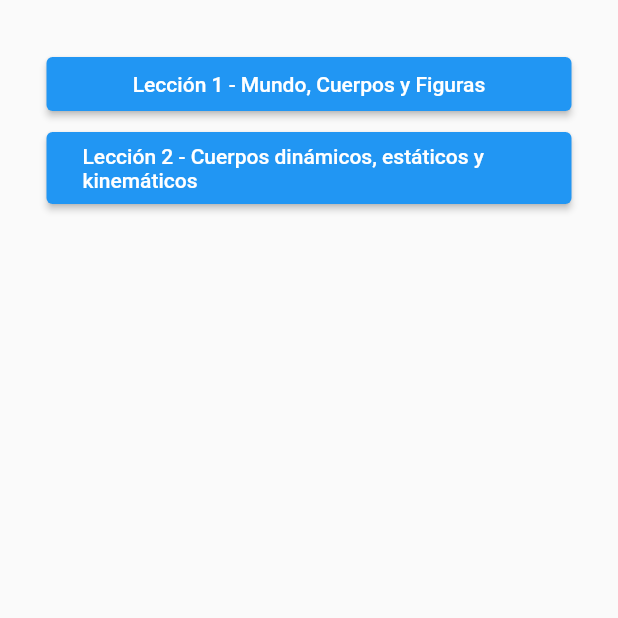
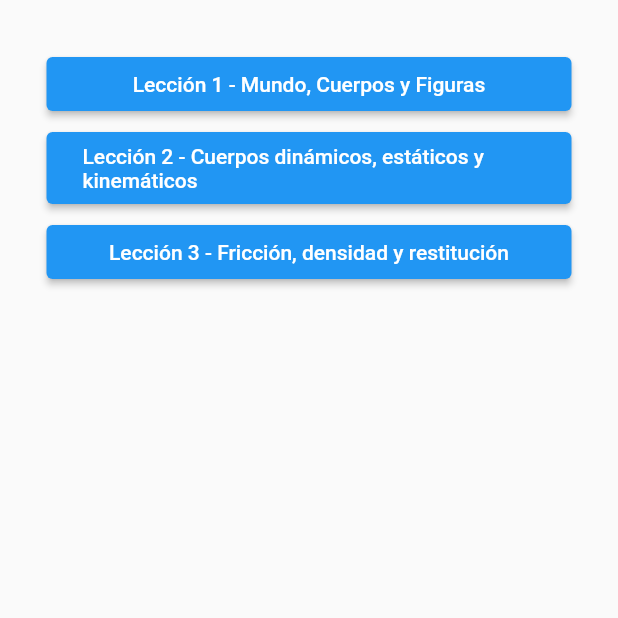
Before and after one commit to jsmsoluciones/flutter_flame, a Flutter app: the screen it shows after launch, on a phone screen of 412 x 824 dp, the top half of it. Run offline on Flutter 3.47's test engine with Material 2 defaults, Android fonts, the phone set to English and light mode, and no system bars; missing offline and left inert: flame, flame_forge2d.

Commit message:
Fricción de cuerpos

```diff
--- a/lib/lesson_menu.dart
+++ b/lib/lesson_menu.dart
@@ -22,6 +22,10 @@ class LessonMenu extends StatelessWidget {
               ButtonItem(
                 title: 'Lección 2 - Cuerpos dinámicos, estáticos y kinemáticos',
                 route: Routes.lesson02,
+              ),
+              ButtonItem(
+                title: 'Lección 3 - Fricción, densidad y restitución',
+                route: Routes.lesson03,
               ),
             ],
           ),
--- a/lib/routes.dart
+++ b/lib/routes.dart
@@ -1,7 +1,8 @@
 import 'package:flutter/material.dart';
 
 import 'lesson01/game_lesson_01.dart';
-import 'lesson_02/game_lesson_02.dart';
+import 'lesson02/game_lesson_02.dart';
+import 'lesson03/game_lesson_03.dart';
 import 'lesson_menu.dart';
 import 'my_game.dart';
 
@@ -9,6 +10,7 @@ class Routes {
   static const menu = '/';
   static const lesson01 = 'lesson01';
   static const lesson02 = 'lesson02';
+  static const lesson03 = 'lesson03';
 
   static Route routes(RouteSettings setting) {
     MaterialPageRoute buildRoute(Widget widget) {
@@ -22,6 +24,8 @@ class Routes {
         return buildRoute(MyGameWidget(game: GameLesson01()));
       case lesson02:
         return buildRoute(MyGameWidget(game: GameLesson02()));
+      case lesson03:
+        return buildRoute(MyGameWidget(game: GameLesson03()));
       default:
         throw Exception('La ruta no existe');
     }
```
Also changed, not shown: lib/lesson03/game_lesson_03.dart (added, +12 -0 lines), lib/lesson03/objects/floor.dart (added, +18 -0 lines), lib/lesson03/objects/square.dart (added, +19 -0 lines), lib/lesson02/game_lesson_02.dart (renamed from lib/lesson_02/game_lesson_02.dart), lib/lesson02/objects/ball_dynamic.dart (renamed from lib/lesson_02/objects/ball_dynamic.dart), lib/lesson02/objects/box_kynematic.dart (renamed from lib/lesson_02/objects/box_kynematic.dart), lib/lesson02/objects/floor_static.dart (renamed from lib/lesson_02/objects/floor_static.dart).
